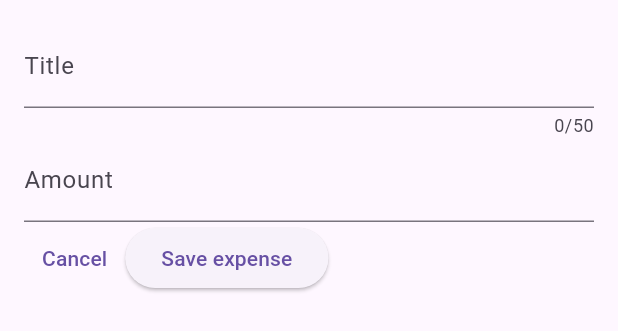
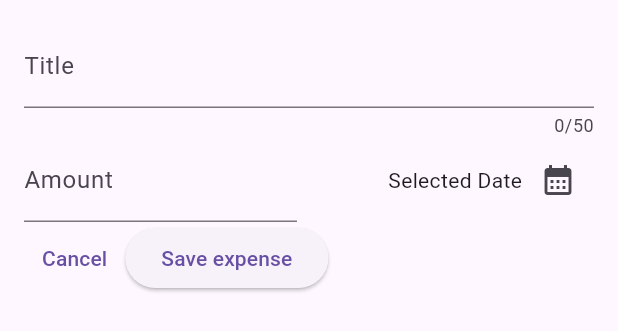
Before and after one commit to Lincxx/flutter-expense-tracker, a Flutter app: the NewExpense widget shown alone on an empty page, opened directly, on a phone screen of 412 x 824 dp. Shown: the top 331 px of the screen. Run offline on Flutter 3.47's test engine with Material 3 defaults, Android fonts, the phone set to English and light mode, and no system bars.

Commit message:
add date picker
This was alot to complete. Might need to revisit the lecture on this one.

```diff
--- a/lib/widgets/new_expense.dart
+++ b/lib/widgets/new_expense.dart
@@ -10,6 +10,17 @@ class NewExpense extends StatefulWidget {
 class _NewExpenseState extends State<NewExpense> {
   final _titleController = TextEditingController();
   final _amountController = TextEditingController();
+
+  void _presentDatePicker() {
+    final now = DateTime.now();
+    final firstDate = DateTime(now.year - 1, now.month, now.day);
+    final lastDate = DateTime.now();
+    showDatePicker(
+        context: context,
+        initialDate: now,
+        firstDate: firstDate,
+        lastDate: lastDate);
+  }
 
   // delete the controller when not needed anymore
   @override
@@ -31,13 +42,34 @@ class _NewExpenseState extends State<NewExpense> {
               label: Text('Title'),
             ),
           ),
-          TextField(
+          Row(
+            children: [
+              Expanded(
+                child: TextField(
                   controller: _amountController,
                   keyboardType: const TextInputType.numberWithOptions(),
                   decoration: const InputDecoration(
                     prefixText: '\$ ',
                     label: Text('Amount'),
                   ),
+                ),
+              ),
+              const SizedBox(
+                width: 16,
+              ),
+              Expanded(
+                child: Row(
+                  mainAxisAlignment: MainAxisAlignment.end,
+                  crossAxisAlignment: CrossAxisAlignment.center,
+                  children: [
+                    const Text('Selected Date'),
+                    IconButton(
+                        onPressed: _presentDatePicker,
+                        icon: const Icon(Icons.calendar_month))
+                  ],
+                ),
+              )
+            ],
           ),
           Row(
             children: [
```
Lines whose indentation alone changed are shown as unchanged.
